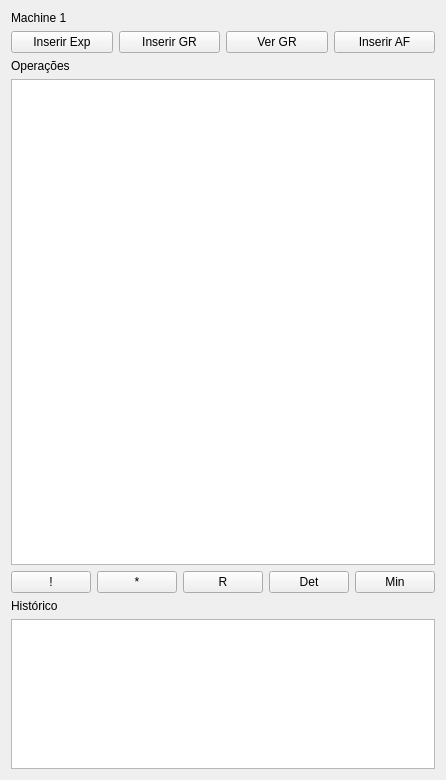
Old version of the form gui/view/DynamicAutomatonWidget.ui in the repository joaovicentesouto/INE5421.
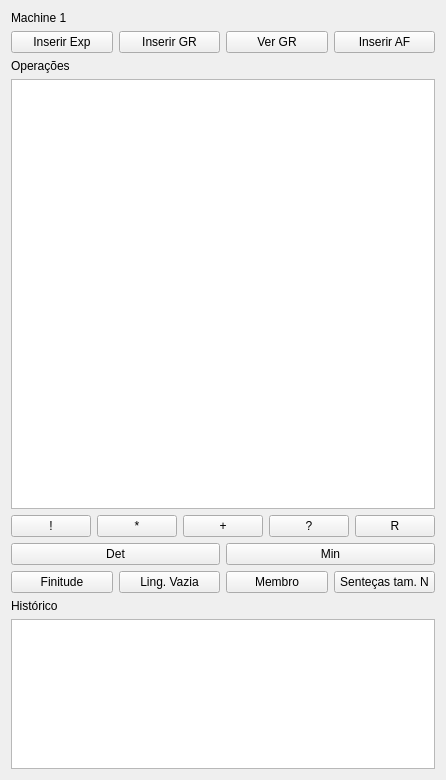
New version of the form.

Commit message: Inserts some more features into the interface

```diff
--- a/gui/view/DynamicAutomatonWidget.ui
+++ b/gui/view/DynamicAutomatonWidget.ui
@@ -79,6 +79,20 @@
        </property>
       </widget>
      </item>
+     <item>
+      <widget class="QPushButton" name="m_transitive_btn">
+       <property name="text">
+        <string>+</string>
+       </property>
+      </widget>
+     </item>
+     <item>
+      <widget class="QPushButton" name="m_optional_btn">
+       <property name="text">
+        <string>?</string>
+       </property>
+      </widget>
+     </item>
      <item>
       <widget class="QPushButton" name="m_reverse_btn">
        <property name="text">
@@ -86,6 +100,10 @@
        </property>
       </widget>
      </item>
+    </layout>
+   </item>
+   <item>
+    <layout class="QHBoxLayout" name="horizontalLayout">
      <item>
       <widget class="QPushButton" name="m_determinization_btn">
        <property name="text">
@@ -102,6 +120,38 @@
      </item>
     </layout>
    </item>
+   <item>
+    <layout class="QHBoxLayout" name="horizontalLayout_2">
+     <item>
+      <widget class="QPushButton" name="pushButton">
+       <property name="text">
+        <string>Finitude</string>
+       </property>
+      </widget>
+     </item>
+     <item>
+      <widget class="QPushButton" name="pushButton_3">
+       <property name="text">
+        <string>Ling. Vazia</string>
+       </property>
+      </widget>
+     </item>
+     <item>
+      <widget class="QPushButton" name="pushButton_4">
+       <property name="text">
+        <string>Membro</string>
+       </property>
+      </widget>
+     </item>
+     <item>
+      <widget class="QPushButton" name="pushButton_2">
+       <property name="text">
+        <string>Senteças tam. N</string>
+       </property>
+      </widget>
+     </item>
+    </layout>
+   </item>
    <item>
     <widget class="QLabel" name="m_label_history">
      <property name="text">
```
The commit also changes 6 other files.
